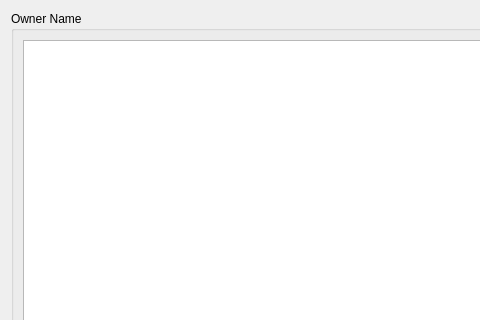
The window that regbclt/ui/MediaManageDlg.ui (samwellzuk/regbook) describes before a commit, drawn with Qt 5; both pictures show x 0 to 480 and y 0 to 320 of the 1150 by 750 pixel window.
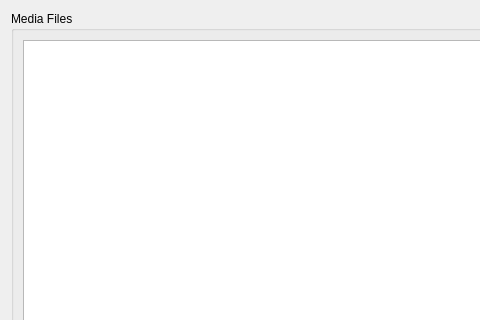
The same window after the commit. Icons and pictures are not drawn.

What changed in the file:
```diff
--- a/regbclt/ui/MediaManageDlg.ui
+++ b/regbclt/ui/MediaManageDlg.ui
@@ -33,7 +33,7 @@
        </sizepolicy>
       </property>
       <property name="title">
-       <string>Owner Name</string>
+       <string>Media Files</string>
       </property>
       <layout class="QVBoxLayout" name="verticalLayout">
        <item>
```
